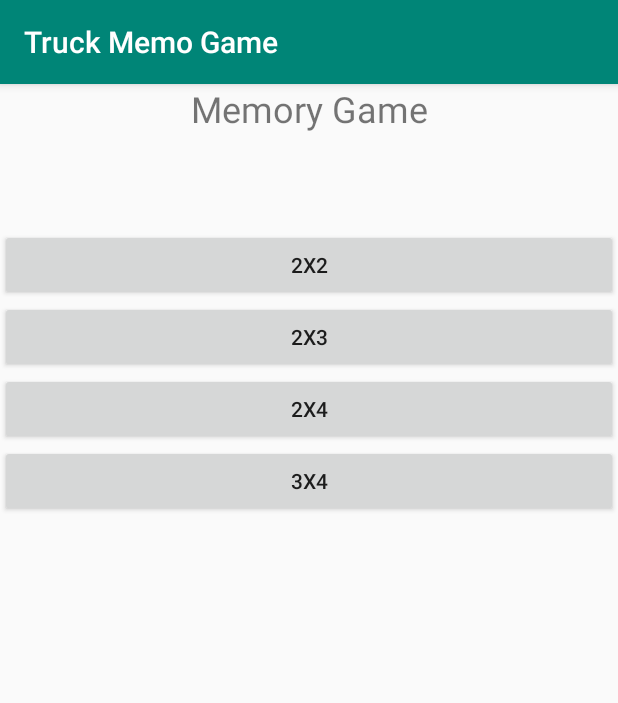
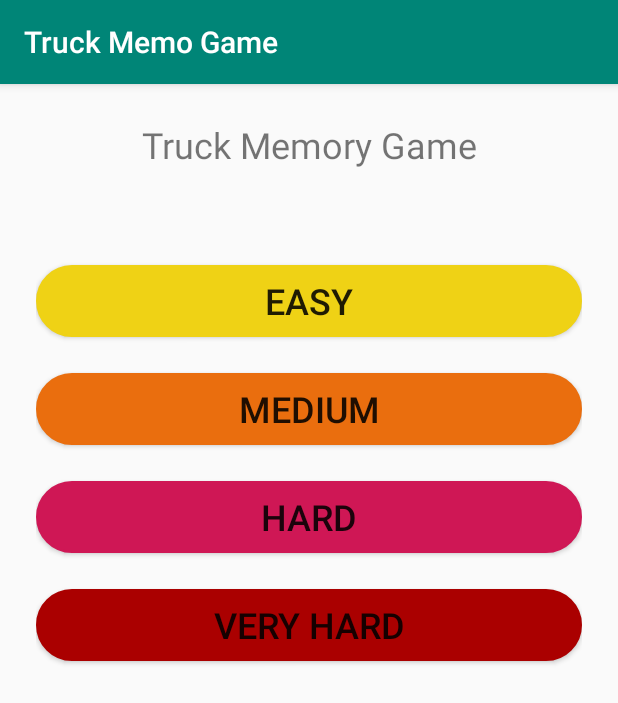
Before and after one commit to nochita/TruckMemo, an Android app: the screen it shows after launch (LobbyActivity), on a phone screen of 412 x 824 dp. Shown: the top 703 px of the screen. Run offline under Robolectric (Android 15) with nearby library versions, the light colour scheme and no system bars.

Commit message:
change lobby buttons

```diff
--- /dev/null
+++ b/app/src/main/res/drawable/background_orange_button_lobby.xml
@@ -0,0 +1,13 @@
+<?xml version="1.0" encoding="utf-8"?>
+<shape xmlns:android="http://schemas.android.com/apk/res/android"
+    android:shape="rectangle">
+
+    <solid android:color="@color/orange" />
+
+    <corners android:radius="32dp" />
+
+    <stroke
+        android:width="1dip"
+        android:color="@color/orange"/>
+
+</shape>
--- /dev/null
+++ b/app/src/main/res/drawable/background_pink_button_lobby.xml
@@ -0,0 +1,13 @@
+<?xml version="1.0" encoding="utf-8"?>
+<shape xmlns:android="http://schemas.android.com/apk/res/android"
+    android:shape="rectangle">
+
+    <solid android:color="@color/pink" />
+
+    <corners android:radius="32dp" />
+
+    <stroke
+        android:width="1dip"
+        android:color="@color/pink"/>
+
+</shape>
--- /dev/null
+++ b/app/src/main/res/drawable/background_red_button_lobby.xml
@@ -0,0 +1,13 @@
+<?xml version="1.0" encoding="utf-8"?>
+<shape xmlns:android="http://schemas.android.com/apk/res/android"
+    android:shape="rectangle">
+
+    <solid android:color="@color/red" />
+
+    <corners android:radius="32dp" />
+
+    <stroke
+        android:width="1dip"
+        android:color="@color/red"/>
+
+</shape>
--- /dev/null
+++ b/app/src/main/res/drawable/background_yellow_button_lobby.xml
@@ -0,0 +1,13 @@
+<?xml version="1.0" encoding="utf-8"?>
+<shape xmlns:android="http://schemas.android.com/apk/res/android"
+    android:shape="rectangle">
+
+    <solid android:color="@color/yellow" />
+
+    <corners android:radius="32dp" />
+
+    <stroke
+        android:width="1dip"
+        android:color="@color/yellow"/>
+
+</shape>
--- a/app/src/main/res/layout/fragment_lobby.xml
+++ b/app/src/main/res/layout/fragment_lobby.xml
@@ -4,6 +4,7 @@
     android:layout_width="match_parent"
     android:layout_height="match_parent"
     xmlns:app="http://schemas.android.com/apk/res-auto"
+    android:padding="24dp"
     tools:context=".ui.lobby.LobbyFragment">
 
     <TextView
@@ -15,7 +16,6 @@
         android:gravity="center_horizontal"
         app:layout_constraintEnd_toEndOf="parent"
         app:layout_constraintStart_toStartOf="parent"
-        app:layout_constraintBottom_toTopOf="@+id/grid3x4"
         app:layout_constraintTop_toTopOf="parent" />
 
     <Button
@@ -23,8 +23,9 @@
         style="@style/lobby_button_grid"
         android:layout_width="match_parent"
         android:layout_height="wrap_content"
-        android:text="2x2"
+        android:text="@string/easy"
         android:layout_marginTop="64dp"
+        android:background="@drawable/background_yellow_button_lobby"
         app:layout_constraintTop_toBottomOf="@id/title"/>
 
 
@@ -33,7 +34,8 @@
         style="@style/lobby_button_grid"
         android:layout_width="match_parent"
         android:layout_height="wrap_content"
-        android:text="2x3"
+        android:text="@string/medium"
+        android:background="@drawable/background_orange_button_lobby"
         app:layout_constraintTop_toBottomOf="@id/grid1"/>
 
     <Button
@@ -41,7 +43,8 @@
         style="@style/lobby_button_grid"
         android:layout_width="match_parent"
         android:layout_height="wrap_content"
-        android:text="2x4"
+        android:text="@string/hard"
+        android:background="@drawable/background_pink_button_lobby"
         app:layout_constraintTop_toBottomOf="@id/grid2"/>
 
     <Button
@@ -49,7 +52,8 @@
         style="@style/lobby_button_grid"
         android:layout_width="match_parent"
         android:layout_height="wrap_content"
-        android:text="3x4"
+        android:text="@string/very_hard"
+        android:background="@drawable/background_red_button_lobby"
         app:layout_constraintTop_toBottomOf="@id/grid3"/>
 
 </androidx.constraintlayout.widget.ConstraintLayout>
--- a/app/src/main/res/values/colors.xml
+++ b/app/src/main/res/values/colors.xml
@@ -3,4 +3,9 @@
     <color name="colorPrimary">#008577</color>
     <color name="colorPrimaryDark">#00574B</color>
     <color name="colorAccent">#D81B60</color>
+
+    <color name="yellow">#FFEFD215</color>
+    <color name="orange">#EA6E0E</color>
+    <color name="pink">#CF1755</color>
+    <color name="red">#AA0000</color>
 </resources>
--- a/app/src/main/res/values/strings.xml
+++ b/app/src/main/res/values/strings.xml
@@ -1,8 +1,9 @@
 <resources>
     <string name="app_name">Truck Memo Game</string>
-
-    <!-- TODO: Remove or change this placeholder text -->
-    <string name="lobby_title">Memory Game</string>
-
-    <string name="game_play">Play Truck Memotest</string>
+    <string name="lobby_title">Truck Memory Game</string>
+    <string name="game_play">Play Truck Memo Game</string>
+    <string name="easy">Easy</string>
+    <string name="medium">Medium</string>
+    <string name="hard">Hard</string>
+    <string name="very_hard">Very Hard</string>
 </resources>
--- a/app/src/main/res/values/styles.xml
+++ b/app/src/main/res/values/styles.xml
@@ -11,6 +11,8 @@
 
     <style name="lobby_button_grid">
         <item name="android:minHeight">48dp</item>
+        <item name="android:textSize">24sp</item>
+        <item name="android:layout_marginTop">24dp</item>
     </style>
 
 </resources>
```
Also changed, not shown: 2 other files.
